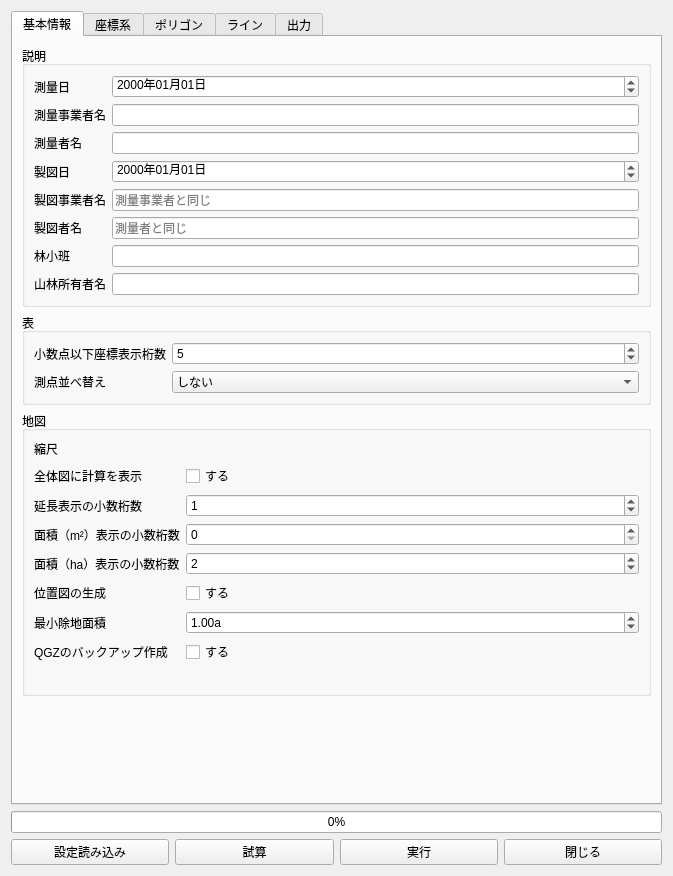
Qt form main_dialog.ui (CleanDiesel/RingyoZumenMaker) before a commit.
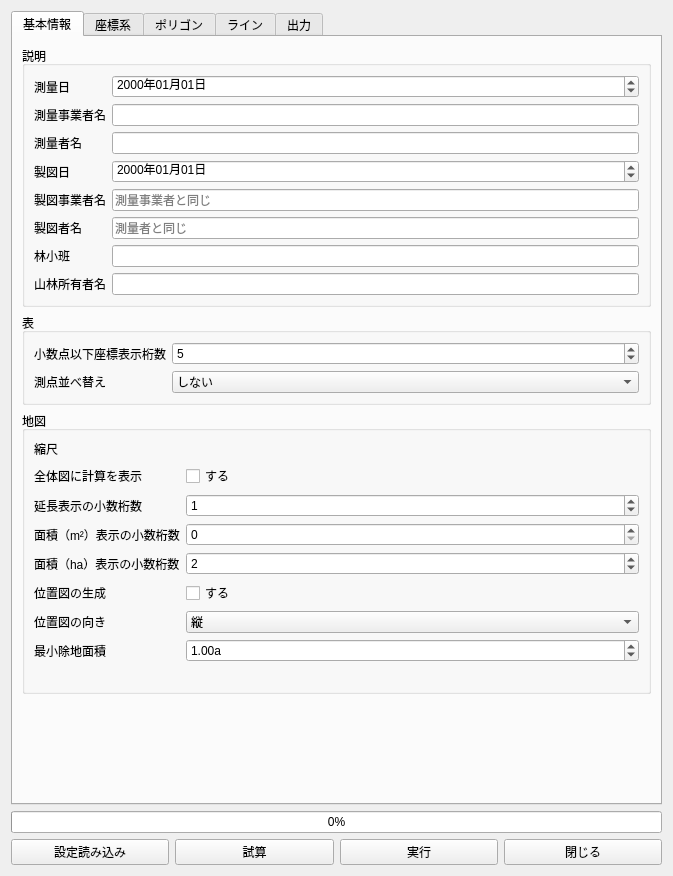
The same form after that commit. Custom widgets are drawn as their Qt base class.

Commit message: Add output manifest handling and backup options for generated files

```diff
--- a/main_dialog.ui
+++ b/main_dialog.ui
@@ -331,20 +331,6 @@
             </property>
            </widget>
           </item>
-          <item row="12" column="0">
-           <widget class="QLabel" name="label_27">
-            <property name="text">
-             <string>QGZのバックアップ作成</string>
-            </property>
-           </widget>
-          </item>
-          <item row="12" column="1">
-           <widget class="QCheckBox" name="backupQgz">
-            <property name="text">
-             <string>する</string>
-            </property>
-           </widget>
-          </item>
           <item row="14" column="0">
            <widget class="QLabel" name="qgisLabel">
             <property name="text">
@@ -352,6 +338,27 @@
             </property>
            </widget>
           </item>
+          <item row="9" column="0">
+           <widget class="QLabel" name="label_14">
+            <property name="text">
+             <string>位置図の向き</string>
+            </property>
+           </widget>
+          </item>
+          <item row="9" column="1">
+           <widget class="QComboBox" name="ichizuDirection">
+            <item>
+             <property name="text">
+              <string>縦</string>
+             </property>
+            </item>
+            <item>
+             <property name="text">
+              <string>横</string>
+             </property>
+            </item>
+           </widget>
+          </item>
          </layout>
         </widget>
        </item>
@@ -696,6 +703,20 @@
            </property>
           </widget>
          </item>
+         <item row="3" column="0">
+          <widget class="QLabel" name="label_27">
+           <property name="text">
+            <string>生成ファイルのバックアップ</string>
+           </property>
+          </widget>
+         </item>
+         <item row="3" column="1">
+          <widget class="QCheckBox" name="backupQgz">
+           <property name="text">
+            <string>する</string>
+           </property>
+          </widget>
+         </item>
          <item row="1" column="1">
           <widget class="QComboBox" name="isSaveConfig">
            <item>
```
Left out of the diff: 12 changed lines with no effect on the pictures. The commit also changes 3 other files.
